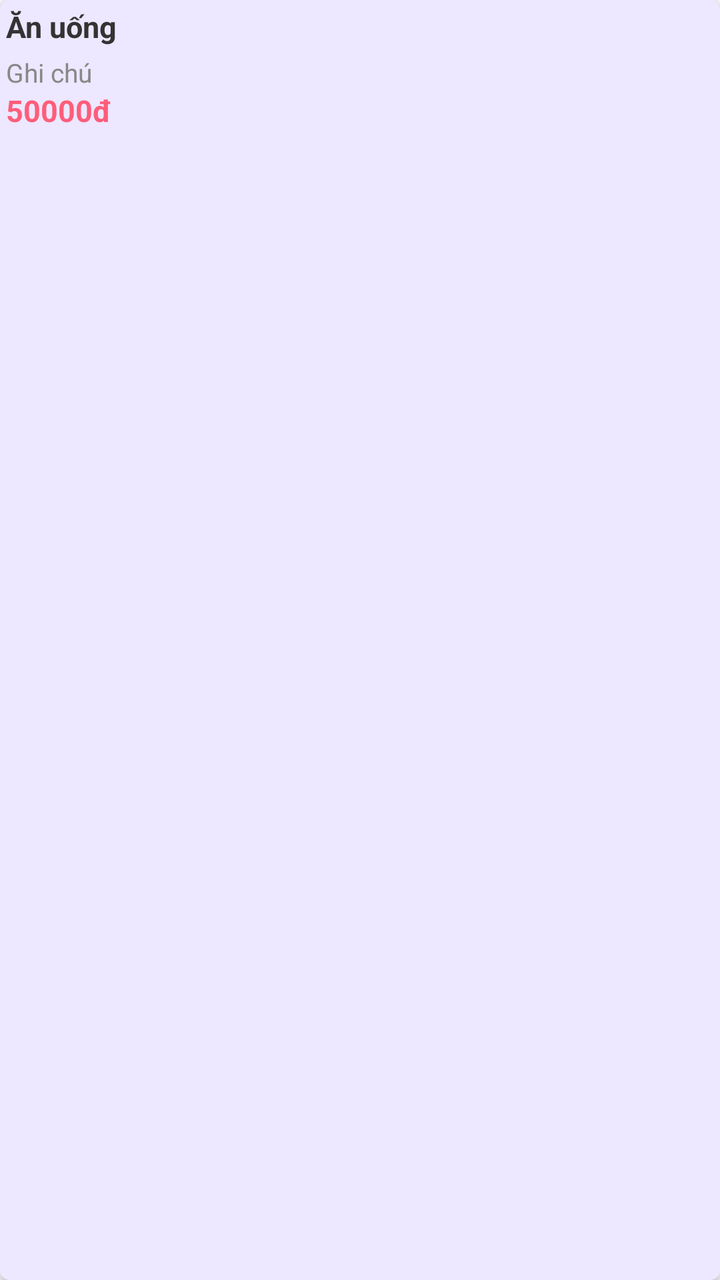
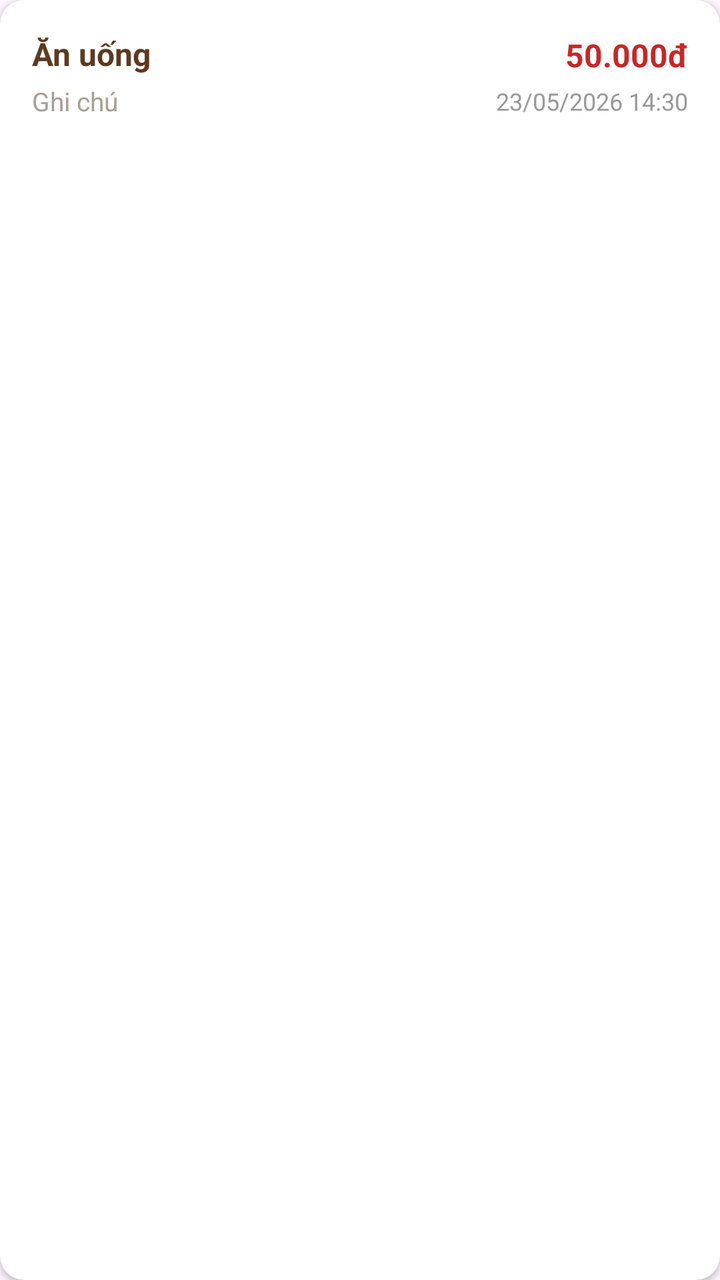

The first picture is an Android layout as it rendered before a commit; the second is the same layout after the commit. The layout source and the unified diff follow.
<!-- AndroidManifest.xml: application theme Theme.MyWallet -->
<!-- res/layout/item_transaction.xml -->
<?xml version="1.0" encoding="utf-8"?>
<androidx.cardview.widget.CardView
    xmlns:android="http://schemas.android.com/apk/res/android"
    xmlns:app="http://schemas.android.com/apk/res-auto"
    android:id="@+id/cardTransaction"
    android:layout_width="match_parent"
    android:layout_height="wrap_content"
    android:layout_marginStart="16dp"
    android:layout_marginEnd="16dp"
    android:layout_marginTop="6dp"
    android:layout_marginBottom="6dp"
    app:cardCornerRadius="5dp">

    <LinearLayout
        android:layout_width="match_parent"
        android:layout_height="match_parent"
        android:orientation="vertical"
        android:background="@color/primary_light"
        android:padding="3dp">

        <TextView
            android:id="@+id/txtCategory"
            android:layout_width="wrap_content"
            android:layout_height="wrap_content"
            android:text="Ăn uống"
            android:textColor="#333333"
            android:textSize="15sp"
            android:textStyle="bold" />

        <TextView
            android:id="@+id/txtNote"
            android:layout_width="wrap_content"
            android:layout_height="wrap_content"
            android:layout_marginTop="4dp"
            android:text="Ghi chú"
            android:textColor="#888888"
            android:textSize="13sp" />

        <TextView
            android:id="@+id/txtAmount"
            android:layout_width="wrap_content"
            android:layout_height="wrap_content"
            android:layout_marginTop="0dp"
            android:text="50000đ"
            android:textColor="#FF5D7A"
            android:textSize="15sp"
            android:textStyle="bold" />

    </LinearLayout>

</androidx.cardview.widget.CardView>
<!-- resources referenced by this layout -->
<resources>
  <color name="primary_light">#EDE7FF</color>
  <style name="Theme.MyWallet" parent="Base.Theme.MyWallet" />
  <style name="Base.Theme.MyWallet" parent="Theme.Material3.DayNight.NoActionBar">
          
          
      </style>
</resources>

<!-- the commit's change to res/layout/item_transaction.xml (unified diff, before → after) -->
@@ -2,49 +2,93 @@
 <androidx.cardview.widget.CardView
     xmlns:android="http://schemas.android.com/apk/res/android"
     xmlns:app="http://schemas.android.com/apk/res-auto"
+
     android:id="@+id/cardTransaction"
     android:layout_width="match_parent"
     android:layout_height="wrap_content"
+
     android:layout_marginStart="16dp"
     android:layout_marginEnd="16dp"
     android:layout_marginTop="6dp"
     android:layout_marginBottom="6dp"
-    app:cardCornerRadius="5dp">
+
+    android:backgroundTint="#FFFFFF"
+
+    app:cardCornerRadius="12dp"
+    app:cardElevation="2dp">
 
     <LinearLayout
         android:layout_width="match_parent"
-        android:layout_height="match_parent"
-        android:orientation="vertical"
-        android:background="@color/primary_light"
-        android:padding="3dp">
+        android:layout_height="wrap_content"
 
-        <TextView
-            android:id="@+id/txtCategory"
+        android:orientation="horizontal"
+        android:gravity="center_vertical"
+
+        android:padding="16dp">
+
+        
+
+        <LinearLayout
+            android:layout_width="0dp"
+            android:layout_height="wrap_content"
+
+            android:layout_weight="1"
+            android:orientation="vertical">
+
+            <TextView
+                android:id="@+id/txtCategory"
+                android:layout_width="wrap_content"
+                android:layout_height="wrap_content"
+
+                android:text="Ăn uống"
+                android:textColor="#5C3A21"
+                android:textSize="16sp"
+                android:textStyle="bold" />
+
+            <TextView
+                android:id="@+id/txtNote"
+                android:layout_width="wrap_content"
+                android:layout_height="wrap_content"
+
+                android:layout_marginTop="4dp"
+
+                android:text="Ghi chú"
+                android:textColor="#A89F95"
+                android:textSize="13sp" />
+
+        </LinearLayout>
+
+        
+
+        <LinearLayout
             android:layout_width="wrap_content"
             android:layout_height="wrap_content"
-            android:text="Ăn uống"
-            android:textColor="#333333"
-            android:textSize="15sp"
-            android:textStyle="bold" />
 
-        <TextView
-            android:id="@+id/txtNote"
-            android:layout_width="wrap_content"
-            android:layout_height="wrap_content"
-            android:layout_marginTop="4dp"
-            android:text="Ghi chú"
-            android:textColor="#888888"
-            android:textSize="13sp" />
+            android:orientation="vertical"
+            android:gravity="end">
 
-        <TextView
-            android:id="@+id/txtAmount"
-            android:layout_width="wrap_content"
-            android:layout_height="wrap_content"
-            android:layout_marginTop="0dp"
-            android:text="50000đ"
-            android:textColor="#FF5D7A"
-            android:textSize="15sp"
-            android:textStyle="bold" />
+            <TextView
+                android:id="@+id/txtAmount"
+                android:layout_width="wrap_content"
+                android:layout_height="wrap_content"
+
+                android:text="50.000đ"
+                android:textColor="#C62828"
+                android:textSize="16sp"
+                android:textStyle="bold" />
+
+            <TextView
+                android:id="@+id/txtTime"
+                android:layout_width="wrap_content"
+                android:layout_height="wrap_content"
+
+                android:layout_marginTop="4dp"
+
+                android:text="23/05/2026 14:30"
+                android:textColor="#999999"
+                android:textSize="12sp" />
+
+        </LinearLayout>
 
     </LinearLayout>
 
<!-- resource entries referenced after the edit -->
@@ -1,6 +1,5 @@
 <!-- resources referenced by this layout -->
 <resources>
-  <color name="primary_light">#EDE7FF</color>
   <style name="Theme.MyWallet" parent="Base.Theme.MyWallet" />
   <style name="Base.Theme.MyWallet" parent="Theme.Material3.DayNight.NoActionBar">
           
